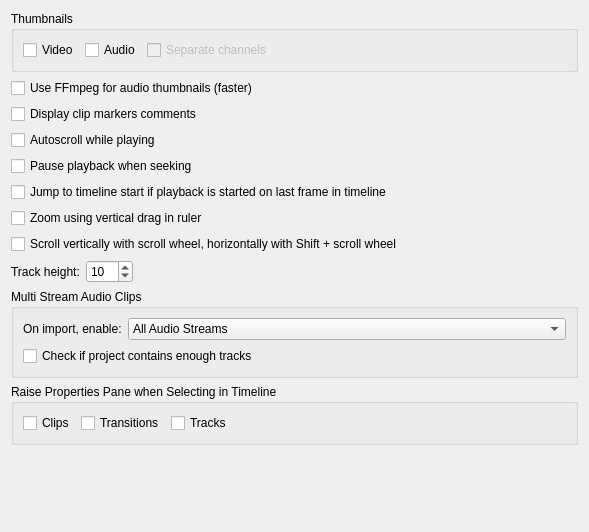
KDE/kdenlive, file src/ui/configtimeline_ui.ui: the form before one commit.
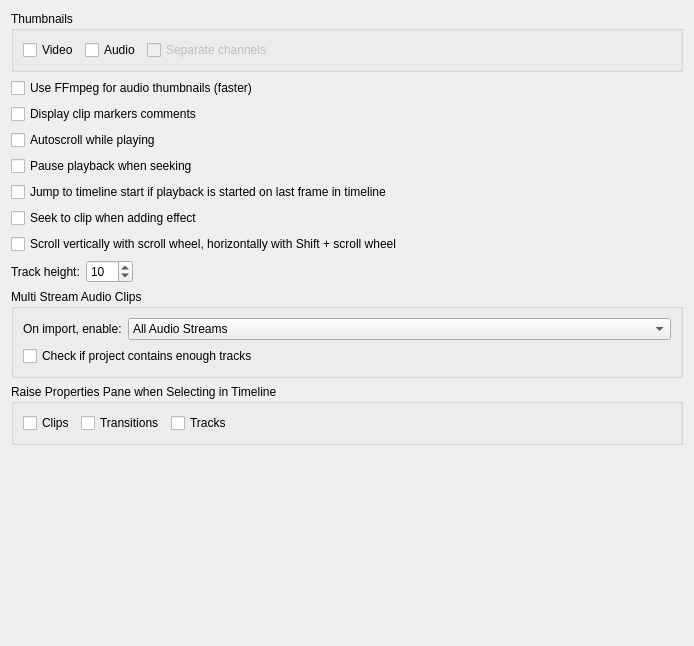
The form after the commit.

Commit message: Add option to seek to clip on add effect (enabled by default, can be disabled from Kdenlive Settings > timeline) Fixes #703 #1218

Diff of the .ui file:
```diff
--- a/src/ui/configtimeline_ui.ui
+++ b/src/ui/configtimeline_ui.ui
@@ -6,8 +6,8 @@
    <rect>
     <x>0</x>
     <y>0</y>
-    <width>589</width>
-    <height>532</height>
+    <width>694</width>
+    <height>646</height>
    </rect>
   </property>
   <layout class="QGridLayout" name="gridLayout">
@@ -70,7 +70,7 @@
    <item row="6" column="0" colspan="3">
     <widget class="QCheckBox" name="kcfg_verticalzoom">
      <property name="text">
-      <string>Zoom using vertical drag in ruler</string>
+      <string>Seek to clip when adding effect</string>
      </property>
     </widget>
    </item>
```
Left out of the diff: 4 changed lines with no effect on the pictures. The commit also changes 6 other files.
